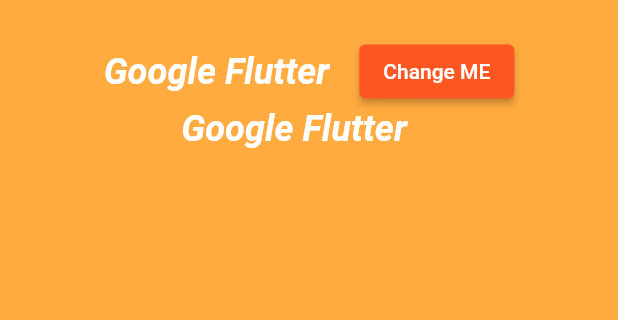
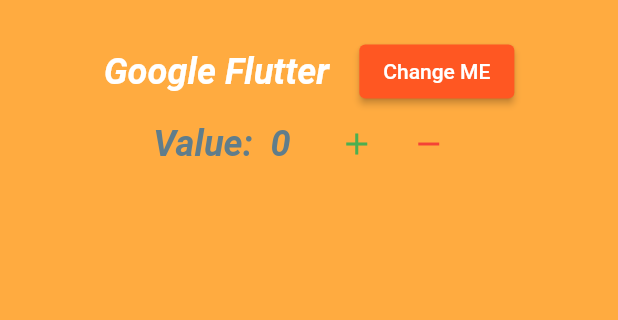
Before and after one commit to danishulhassan7/Dart-Flutter, a Flutter app: the screen it shows after launch, on a phone screen of 412 x 824 dp, the part 152-472 px from its top. Run offline on Flutter 3.47's test engine with Material 2 defaults, Android fonts, the light colour scheme and no system bars; missing offline and left inert: dart:html; key blocks and very long unbroken strings in the code were emptied for the run.

Commit message:
1-Flutter-Basics >> Section-2: ButtonWidgets-> IconButton

```diff
--- a/flutter-applications/udemy/flutter-basics/section-2/button_widget/lib/main.dart
+++ b/flutter-applications/udemy/flutter-basics/section-2/button_widget/lib/main.dart
@@ -23,10 +23,23 @@
 class _ButtonWidgetState extends State<ButtonWidget> {
 
   String _str = "Google Flutter";
+  int _initialValue = 0;
 
   void _pressBtn(String str) {
     setState(() {
       _str = str;
+    });
+  }
+
+  void _addition() {
+    setState(() {
+      _initialValue++;
+    });
+  }
+
+    void _subtraction() {
+    setState(() {
+      _initialValue--;
     });
   }
 
@@ -80,10 +93,10 @@
             Row(
               mainAxisAlignment: MainAxisAlignment.center,
               children: <Widget>[
-                Text(_str,
+                Text("Value:  $_initialValue",
                 style: TextStyle(
                   fontSize: 24,
-                  color: Colors.white,
+                  color: Colors.blueGrey,
                   fontStyle: FontStyle.italic,
                   fontWeight: FontWeight.bold
                 ),
@@ -91,10 +104,16 @@
                 SizedBox(
                   width: 20,
                 ),
-                // IconButton(
-                //   onPressed: () {},
-                //    icon: Icon(Icons.remove)
-                //    ),
+                IconButton(
+                  onPressed: _addition,
+                   icon: Icon(Icons.add),
+                   color: Colors.green,
+                   ),
+                IconButton(
+                  onPressed: _subtraction,
+                   icon: Icon(Icons.remove),
+                   color: Colors.red,
+                   ),
               ],
             ),
           ],
```
